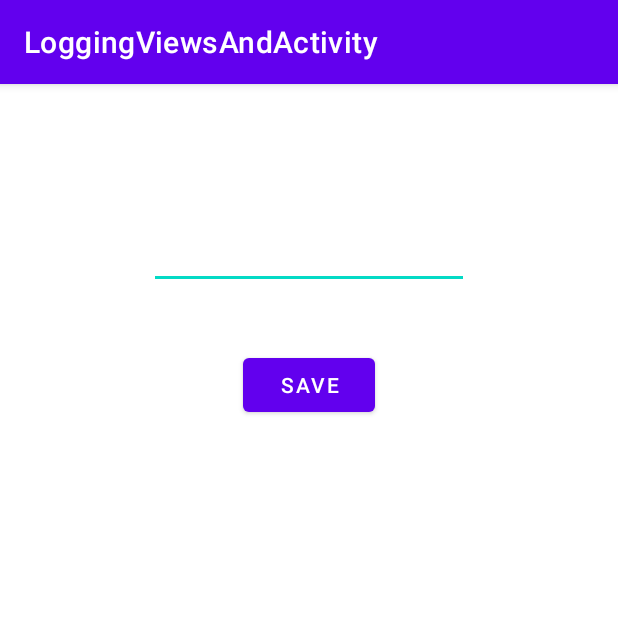
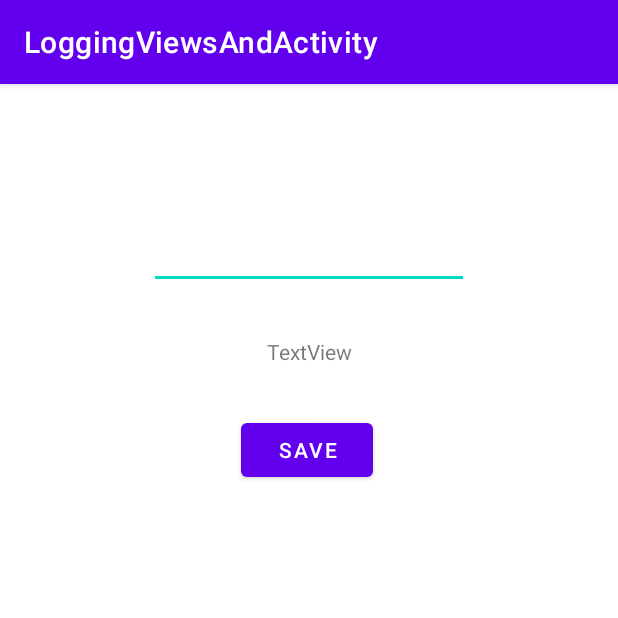
Before and after one commit to Matrot12/LoggingViewsAndActivity, an Android app: the LessonNoteActivity screen opened directly, with no data from a screen before it, on a phone screen of 412 x 824 dp, the top half of it. Run offline under Robolectric (Android 15) with nearby library versions, the phone set to English and light mode, and no system bars; our stand-ins replace Room's generated code; pictures from the network do not load; 2 statements that could not run were skipped.

Commit message:
Android App Architecture

```diff
--- a/app/src/main/AndroidManifest.xml
+++ b/app/src/main/AndroidManifest.xml
@@ -11,6 +11,9 @@
         android:roundIcon="@mipmap/ic_launcher_round"
         android:supportsRtl="true"
         android:theme="@style/Theme.LoggingViewsAndActivity">
+        <activity
+            android:name=".ViewModelActivity"
+            android:exported="false" />
         <activity
             android:name=".LessonNoteActivity"
             android:exported="false" />
--- a/app/src/main/java/at/fh/mappdev/loggingviewsandactivity/LessonNoteActivity.kt
+++ b/app/src/main/java/at/fh/mappdev/loggingviewsandactivity/LessonNoteActivity.kt
@@ -7,6 +7,7 @@ import android.util.Log
 import android.widget.Button
 import android.widget.EditText
 import android.widget.TextView
+import androidx.activity.viewModels
 import androidx.room.Dao
 import androidx.room.Insert
 import androidx.room.Update
@@ -18,6 +19,7 @@ class LessonNoteActivity : AppCompatActivity() {
     companion object{
         val ADD_NOTE_REQUEST = 1
     }
+    private val viewModel: LessonNoteViewModel  by viewModels()
 
     override fun onCreate(savedInstanceState: Bundle?) {
         super.onCreate(savedInstanceState)
@@ -25,14 +27,27 @@ class LessonNoteActivity : AppCompatActivity() {
 
         val lessonID = intent.getStringExtra(EXTRA_LESSON_ID).toString()
         val lessonNameNote = intent.getStringExtra(EXTRA_LESSON_NAME)
+        val newNote = findViewById<EditText>(R.id.note_text)
+        val textView = findViewById<TextView>(R.id.lesson_note_text_view)
         findViewById<TextView>(R.id.lesson_name_note).text = lessonNameNote
-        val newNote= findViewById<EditText>(R.id.note_text)
 
-        val note = LessonRepository.findLessonNote(this,lessonID)
-        if(!note.text.isNullOrEmpty()) {
-            newNote.setText(note.text)
-            Log.e("note", note.text)
+        viewModel.findLessonNoteById(lessonID)
+        viewModel.note.observe(this) {
+            if (!it?.text.isNullOrEmpty()) {
+                textView.text = it?.text
+            }
+
         }
+
+
+
+
+
+        //val note = LessonRepository.findLessonNote(this,lessonID)
+        //if(!note.text.isNullOrEmpty()) {
+            //newNote.setText(note.text)
+          //  Log.e("note", note.text)
+        //}
 
         findViewById<Button>(R.id.save_note).setOnClickListener {
             val newNoteEntry = LessonNote(lessonID,lessonNameNote.toString(), newNote.text.toString())
--- a/app/src/main/java/at/fh/mappdev/loggingviewsandactivity/LessonNoteDao.kt
+++ b/app/src/main/java/at/fh/mappdev/loggingviewsandactivity/LessonNoteDao.kt
@@ -1,5 +1,6 @@
 package at.fh.mappdev.loggingviewsandactivity
 
+import androidx.lifecycle.LiveData
 import androidx.room.Dao
 import androidx.room.Insert
 import androidx.room.OnConflictStrategy
@@ -14,4 +15,7 @@ interface LessonNoteDao {
     @Query("SELECT * FROM LessonNote WHERE id = :id")
     fun findLesson(id :String):LessonNote?
 
+    @Query("SELECT * FROM LessonNote WHERE id = :id")
+    fun selectWithLiveData (id :String) :LiveData<LessonNote?>
+
 }
--- /dev/null
+++ b/app/src/main/java/at/fh/mappdev/loggingviewsandactivity/LessonNoteViewModel.kt
@@ -0,0 +1,21 @@
+package at.fh.mappdev.loggingviewsandactivity
+
+import android.app.Application
+import androidx.lifecycle.AndroidViewModel
+import androidx.lifecycle.LiveData
+import androidx.lifecycle.MutableLiveData
+import androidx.lifecycle.Transformations
+
+
+class LessonNoteViewModel(application: Application): AndroidViewModel(application)  {
+    private val noteId = MutableLiveData<String>()
+
+    val note: LiveData<LessonNote?> = Transformations.switchMap(noteId) {
+
+        LessonRepository.findLessonNoteByIdLiveData(getApplication(), it.toString())
+    }
+
+    fun findLessonNoteById (id :String){
+        noteId.value = id
+    }
+}
--- a/app/src/main/java/at/fh/mappdev/loggingviewsandactivity/MainActivity.kt
+++ b/app/src/main/java/at/fh/mappdev/loggingviewsandactivity/MainActivity.kt
@@ -59,6 +59,10 @@ class MainActivity : AppCompatActivity() {
             val intent = Intent(this, SettingsActivity::class.java)
             startActivity(intent)
         }
+        findViewById<Button>(R.id.open_viewmodel).setOnClickListener {
+            val intent = Intent(this, ViewModelActivity::class.java)
+            startActivity(intent)
+        }
     }
 
     override fun onStart() {
--- a/app/src/main/res/layout/activity_lesson_note.xml
+++ b/app/src/main/res/layout/activity_lesson_note.xml
@@ -32,8 +32,19 @@
         android:id="@+id/save_note"
         android:layout_width="wrap_content"
         android:layout_height="wrap_content"
-        android:layout_marginTop="40dp"
+        android:layout_marginTop="32dp"
         android:text="Save"
+        app:layout_constraintEnd_toEndOf="@+id/note_text"
+        app:layout_constraintHorizontal_bias="0.491"
+        app:layout_constraintStart_toStartOf="@+id/note_text"
+        app:layout_constraintTop_toBottomOf="@+id/lesson_note_text_view" />
+
+    <TextView
+        android:id="@+id/lesson_note_text_view"
+        android:layout_width="wrap_content"
+        android:layout_height="wrap_content"
+        android:layout_marginTop="32dp"
+        android:text="TextView"
         app:layout_constraintEnd_toEndOf="@+id/note_text"
         app:layout_constraintStart_toStartOf="@+id/note_text"
         app:layout_constraintTop_toBottomOf="@+id/note_text" />
--- a/build.gradle
+++ b/build.gradle
@@ -9,7 +9,7 @@ buildscript {
     }
     dependencies {
         classpath 'com.android.tools.build:gradle:7.0.4'
-        classpath "org.jetbrains.kotlin:kotlin-gradle-plugin:$kotlin_version"
+        classpath "org.jetbrains.kotlin:kotlin-gradle-plugin:1.5.0"
         // NOTE: Do not place your application dependencies here; they belong
         // in the individual module build.gradle files
     }
```
Also changed, not shown: app/build.gradle (+9 -0 lines), app/src/main/java/at/fh/mappdev/loggingviewsandactivity/LessonListActivity.kt (+19 -0 lines), app/src/main/java/at/fh/mappdev/loggingviewsandactivity/LessonListViewMode.kt (added, +15 -0 lines), app/src/main/java/at/fh/mappdev/loggingviewsandactivity/LessonRepository.kt (+34 -0 lines), app/src/main/java/at/fh/mappdev/loggingviewsandactivity/ViewModelActivity.kt (added, +28 -0 lines), app/src/main/java/at/fh/mappdev/loggingviewsandactivity/ViewModelActivityViewModel.kt (added, +17 -0 lines), app/src/main/res/layout/activity_main.xml (+9 -1 lines), app/src/main/res/layout/activity_view_model.xml (added, +39 -0 lines).
